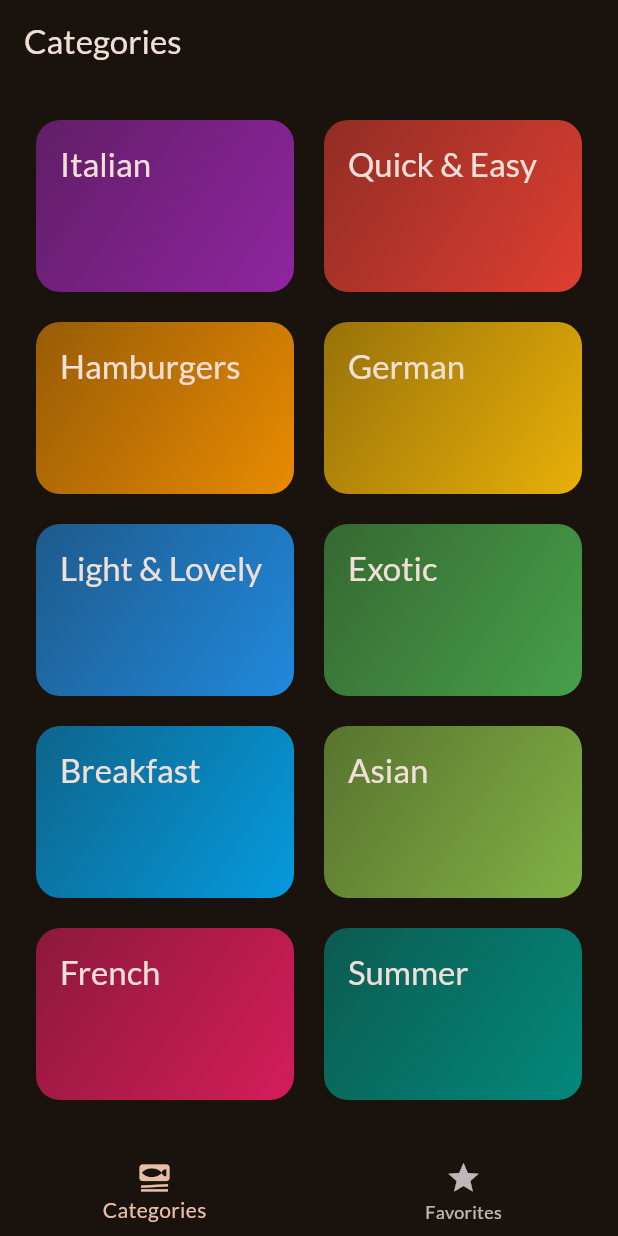
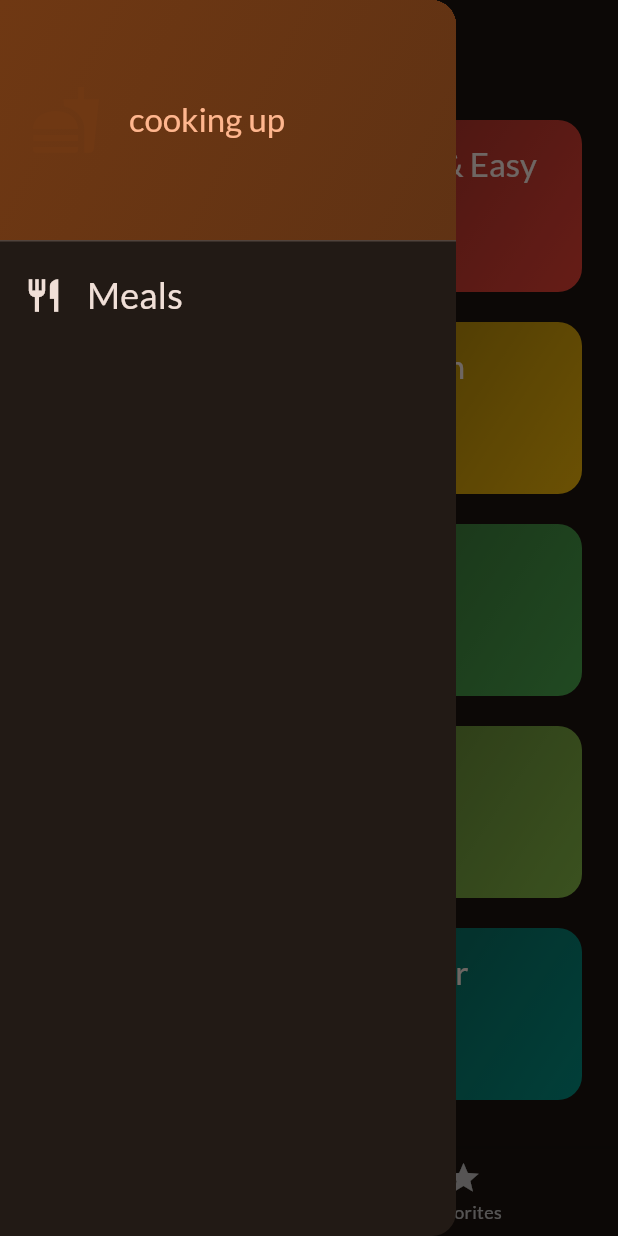
Before and after one commit to marco-sorrentino/meals_flutter_app, a Flutter app: the screen it shows after launch, with the side drawer open (before the commit the screen has no drawer), on a phone screen of 412 x 824 dp. Run offline on Flutter 3.47's test engine with Material 2 defaults, Android fonts, the light colour scheme and no system bars; our stand-ins replace google_fonts, transparent_image.

Commit message:
Added sideDrawer

```diff
--- a/lib/screens/tabs.dart
+++ b/lib/screens/tabs.dart
@@ -3,6 +3,7 @@
 import 'package:meals_flutter_app/models/meal.dart';
 import 'package:meals_flutter_app/screens/categories.dart';
 import 'package:meals_flutter_app/screens/meals.dart';
+import 'package:meals_flutter_app/widgets/main_drawer.dart';
 
 class TabsScreen extends StatefulWidget {
   const TabsScreen({super.key});
@@ -67,6 +68,7 @@
       appBar: AppBar(
         title: Text(activePageTitle),
       ),
+      drawer: const MainDrawer(),
       body: activePage,
       bottomNavigationBar: BottomNavigationBar(
         onTap: _selectPage,
--- /dev/null
+++ b/lib/widgets/main_drawer.dart
@@ -0,0 +1,58 @@
+import 'package:flutter/material.dart';
+
+class MainDrawer extends StatelessWidget {
+  const MainDrawer({super.key});
+
+  @override
+  Widget build(context) {
+    return Drawer(
+      child: Column(
+        children: [
+          DrawerHeader(
+            padding: const EdgeInsets.all(20),
+            decoration: BoxDecoration(
+              gradient: LinearGradient(
+                colors: [
+                  Theme.of(context).colorScheme.primaryContainer,
+                  Theme.of(context)
+                      .colorScheme
+                      .primaryContainer
+                      .withOpacity(0.8),
+                ],
+                begin: Alignment.topLeft,
+                end: Alignment.bottomRight,
+              ),
+            ),
+            child: Row(
+              children: [
+                Icon(
+                  Icons.fastfood,
+                  size: 48,
+                  color: Theme.of(context).colorScheme.primaryContainer,
+                ),
+                const SizedBox(width: 18),
+                Text(
+                  "cooking up",
+                  style: Theme.of(context).textTheme.titleLarge!.copyWith(
+                        color: Theme.of(context).colorScheme.primary,
+                      ),
+                )
+              ],
+            ),
+          ),
+          ListTile(
+            leading: Icon(Icons.restaurant,
+                size: 26, color: Theme.of(context).colorScheme.onBackground),
+            title: Text(
+              "Meals",
+              style: Theme.of(context).textTheme.titleSmall!.copyWith(
+                    color: Theme.of(context).colorScheme.onBackground,
+                    fontSize: 24,
+                  ),
+            ),
+          )
+        ],
+      ),
+    );
+  }
+}
```
